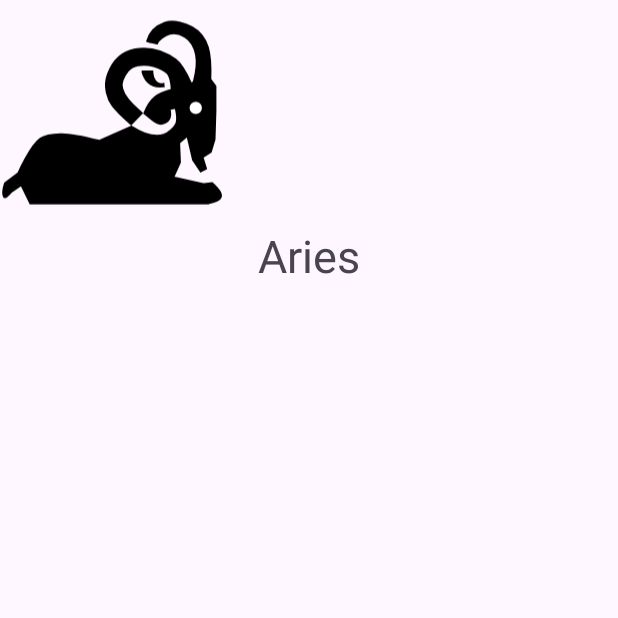
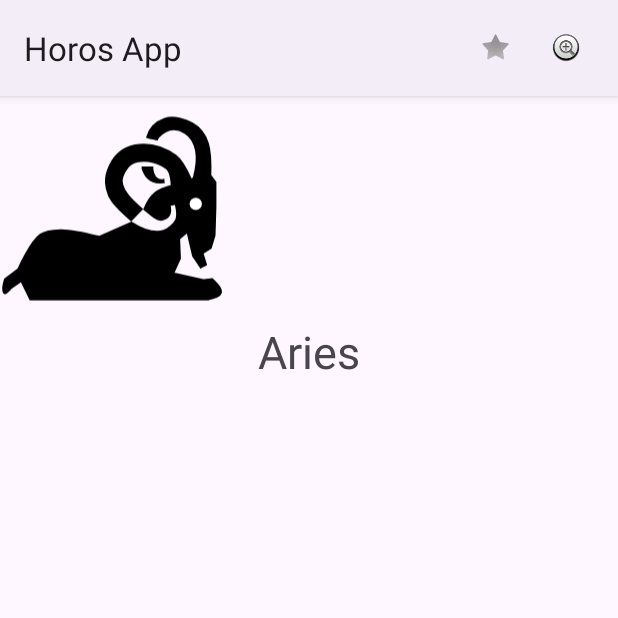
Before and after one commit to AbreuMajanoRoger/clasemartes, an Android app: the screen it shows after launch (DetailActivity), after a tap on "Aries", on a phone screen of 412 x 824 dp, the top half of it. Run offline under Robolectric (Android 15) with nearby library versions, the phone set to English and light mode, and no system bars.

Commit message:
proyecto funcional 13:57 bug arreglados, agregando funciones para agregar en favorito los horoscopos

```diff
--- a/app/src/main/AndroidManifest.xml
+++ b/app/src/main/AndroidManifest.xml
@@ -13,10 +13,10 @@
         android:theme="@style/Theme.HorosClase"
         tools:targetApi="31">
         <activity
-            android:name=".DetailActivity"
+            android:name=".activities.DetailActivity"
             android:exported="false" />
         <activity
-            android:name=".MainActivity"
+            android:name=".activities.MainActivity"
             android:exported="true">
             <intent-filter>
                 <action android:name="android.intent.action.MAIN" />
--- a/app/src/main/java/com/example/horosclase/DetailActivity.kt
+++ /dev/null
@@ -1,45 +0,0 @@
-package com.example.horosclase
-
-import androidx.appcompat.app.AppCompatActivity
-import android.os.Bundle
-import android.widget.TextView
-import android.widget.ImageView
-import androidx.recyclerview.widget.RecyclerView
-import androidx.recyclerview.widget.RecyclerView.ViewHolder
-
-class DetailActivity : AppCompatActivity() {
-
-    companion object{
-
-        const val EXTRA_HOROSCOPE_ID = "HOROSCOPE_ID"
-
-    }
-
-    lateinit var horoscope: horoscopoclass
-
-    override fun onCreate(savedInstanceState: Bundle?) {
-        super.onCreate(savedInstanceState)
-        setContentView(R.layout.activity_detail)
-
-
-        val id= intent.getStringExtra(EXTRA_HOROSCOPE_ID)
-
-        horoscope = horoscopoProvider.findById(id!!)!!
-        findViewById<TextView>(R.id.textView).setText(horoscope.name)
-        findViewById<ImageView>(R.id.imageView).setImageResource(horoscope.photo)
-
-
-
-
-
-
-
-
-
-        }
-
-
-
-
-
-    }
--- a/app/src/main/java/com/example/horosclase/MainActivity.kt
+++ /dev/null
@@ -1,47 +0,0 @@
-package com.example.horosclase
-
-import android.content.Intent
-import androidx.appcompat.app.AppCompatActivity
-import android.os.Bundle
-import androidx.cardview.widget.CardView
-import androidx.recyclerview.widget.LinearLayoutManager
-import androidx.recyclerview.widget.RecyclerView
-import com.example.horosclase.adapter.horosAdapter
-
-
-
-class MainActivity : AppCompatActivity() {
-
-   lateinit var horosList: List<horoscopoclass>
-
-    lateinit var recyclerView: RecyclerView
-
-    override fun onCreate(savedInstanceState: Bundle?) {
-        super.onCreate(savedInstanceState)
-        setContentView(R.layout.activity_main)
-
-        horosList = horoscopoProvider.findAll()
-        recyclerView = findViewById(R.id.horoscopoL)
-
-
-        val adapter = horosAdapter(horosList){
-            position->navigateToDetail(horosList[position])
-        }
-
-        recyclerView.adapter = adapter
-        recyclerView.layoutManager =LinearLayoutManager(this)
-
-    }
-
-    fun navigateToDetail(horoscope:horoscopoclass){
-        val intent: Intent = Intent(this,DetailActivity::class.java)
-        intent.putExtra(DetailActivity.EXTRA_HOROSCOPE_ID,horoscope.id)
-        startActivity(intent)
-
-
-    }
-
-
-
-
-}
--- /dev/null
+++ b/app/src/main/java/com/example/horosclase/activities/DetailActivity.kt
@@ -0,0 +1,68 @@
+package com.example.horosclase.activities
+
+import androidx.appcompat.app.AppCompatActivity
+import android.os.Bundle
+import android.util.Log
+import android.widget.TextView
+import android.widget.ImageView
+import android.view.Menu
+import android.view.MenuItem
+import com.example.horosclase.R
+import com.example.horosclase.data.horoscopoProvider
+import com.example.horosclase.data.horoscopoclass
+import com.example.horosclase.utils.SessionManager
+
+class DetailActivity : AppCompatActivity() {
+
+    companion object{
+
+        const val EXTRA_HOROSCOPE_ID = "HOROSCOPE_ID"
+
+    }
+
+
+  lateinit var horoscope: horoscopoclass
+    var isFavorite = false
+
+    lateinit var imgageView: ImageView
+    lateinit var textView: TextView
+
+    lateinit var favoriteMenuItem: MenuItem
+
+    lateinit var session: SessionManager
+
+    override fun onCreate(savedInstanceState: Bundle?) {
+        super.onCreate(savedInstanceState)
+        setContentView(R.layout.activity_detail)
+
+        session = SessionManager(this)
+
+
+        val id= intent.getStringExtra(EXTRA_HOROSCOPE_ID)
+
+        horoscope = horoscopoProvider.findById(id!!)!!
+        findViewById<TextView>(R.id.textView).setText(horoscope.name)
+        findViewById<ImageView>(R.id.imageView).setImageResource(horoscope.photo)
+
+
+
+        }
+    override fun onCreateOptionsMenu(menu: Menu): Boolean {
+        menuInflater.inflate(R.menu.horoscope_menu, menu)
+        return true
+    }
+
+    override fun onOptionsItemSelected(item: MenuItem ): Boolean {
+        return when (item.itemId) {
+            R.id.menu_favorite -> {
+                Log.i("MENU", "He hecho click en el menu de favorito")
+                true
+            }
+            R.id.menu_share -> {
+                Log.i("MENU", "He hecho click en el menu de compartir")
+                true
+            }
+            else -> super.onOptionsItemSelected(item)
+             }
+        }
+    }
--- /dev/null
+++ b/app/src/main/java/com/example/horosclase/activities/MainActivity.kt
@@ -0,0 +1,78 @@
+package com.example.horosclase.activities
+
+import android.content.Intent
+import android.os.Bundle
+import androidx.appcompat.app.AppCompatActivity
+import android.view.Menu
+import androidx.recyclerview.widget.LinearLayoutManager
+import androidx.recyclerview.widget.RecyclerView
+import com.example.horosclase.adapter.horosAdapter
+import androidx.appcompat.widget.SearchView
+import com.example.horosclase.R
+import com.example.horosclase.data.horoscopoProvider
+import com.example.horosclase.data.horoscopoclass
+
+
+class MainActivity : AppCompatActivity() {
+
+    lateinit var adapter: horosAdapter
+    lateinit var horosList: List<horoscopoclass>
+    lateinit var recyclerView: RecyclerView
+
+    override fun onCreate(savedInstanceState: Bundle?) {
+        super.onCreate(savedInstanceState)
+        setContentView(R.layout.activity_main)
+
+        horosList = horoscopoProvider.findAll()
+        recyclerView = findViewById(R.id.horoscopoL)
+
+
+        adapter = horosAdapter(horosList){
+                position->navigateToDetail(horosList[position])
+        }
+
+        recyclerView.adapter = adapter
+        recyclerView.layoutManager =LinearLayoutManager(this)
+
+    }
+
+    override fun onCreateOptionsMenu(menu: Menu): Boolean {
+        menuInflater.inflate(R.menu.main_menu, menu)
+
+    val searchViewItem = menu.findItem(R.id.menu_search)
+    val searchView = searchViewItem.actionView as SearchView
+
+        searchView.setOnQueryTextListener(object : SearchView.OnQueryTextListener {
+            override fun onQueryTextSubmit(query: String?): Boolean {
+                return false
+            }
+
+            override fun onQueryTextChange(newText: String?): Boolean {
+                if (newText != null) {
+                    horosList = horoscopoProvider.findAll().filter { getString(it.name).contains(newText, true) ||
+                                getString(it.description).contains(newText, true)
+
+
+                }
+                    adapter.updateData(horosList, newText)
+                }
+                return true
+            }
+        })
+
+        return true
+    }
+
+
+    // today 17 jun: 9:40 fin
+
+    fun navigateToDetail(horoscope: horoscopoclass){
+        val intent: Intent = Intent(this, DetailActivity::class.java)
+        intent.putExtra(DetailActivity.EXTRA_HOROSCOPE_ID,horoscope.id)
+        startActivity(intent)
+
+
+    }
+
+
+}
--- a/app/src/main/java/com/example/horosclase/adapter/horosAdapter.kt
+++ b/app/src/main/java/com/example/horosclase/adapter/horosAdapter.kt
@@ -1,29 +1,90 @@
 package com.example.horosclase.adapter
+
+import android.graphics.Color
+import android.text.SpannableString
+import android.text.style.BackgroundColorSpan
 import android.view.LayoutInflater
+import android.view.View
 import android.view.ViewGroup
+import android.widget.ImageView
+import android.widget.TextView
 import androidx.recyclerview.widget.RecyclerView
 import com.example.horosclase.R
-import com.example.horosclase.horoscopoclass
+import com.example.horosclase.data.horoscopoclass
 
 
-class horosAdapter( private val horosList:List<horoscopoclass> , private val onItemClickListener:(Int)->Unit):RecyclerView.Adapter<horosViewHolder>() {
+class horosAdapter(private var dataSet:List<horoscopoclass>, private val onItemClickListener:(Int)->Unit):RecyclerView.Adapter<horosViewHolder>() {
+
+
+    private var highlightText: String? = null
+
+
     override fun onCreateViewHolder(parent: ViewGroup, viewType: Int): horosViewHolder {
         val view = LayoutInflater.from(parent.context)
             .inflate(R.layout.item_horoscopo, parent, false)
+
         return horosViewHolder(view)
     }
 
+    override fun getItemCount(): Int = dataSet.size
 
 
 
-    override fun getItemCount(): Int = horosList.size
-
-
-    override fun onBindViewHolder(holder: horosViewHolder, position: Int) {
-        holder.render(horosList[position])
+    override fun onBindViewHolder(holder:horosViewHolder, position: Int) {
+        val horoscope = dataSet[position]
+        holder.render(horoscope)
+        if (highlightText != null) {
+            holder.highlight(highlightText!!)
+        }
         holder.itemView.setOnClickListener {
             onItemClickListener(position)
         }
 
+        }
+
+        fun updateData (newDataSet: List<horoscopoclass>, nothing: Nothing?) {
+            updateData(newDataSet, null)
+        }
+
+        fun updateData(newDataSet: List<horoscopoclass>, highlight: String?) {
+            this.highlightText  = highlight
+            dataSet = newDataSet
+            notifyDataSetChanged()
+             }
+
+        }
+
+class horosViewHolder(view: View) : RecyclerView.ViewHolder(view) {
+    private val horosName: TextView
+    private val descTextView: TextView
+    private val imgHoroscopo: ImageView
+
+    init {
+        horosName = view.findViewById(R.id.horosName)
+        descTextView = view.findViewById(R.id.descTextView)
+        imgHoroscopo = view.findViewById(R.id.imgHoroscopo)
+    }
+
+    fun render(horoscope: horoscopoclass) {
+        horosName.setText(horoscope.name)
+        descTextView.setText(horoscope.description)
+        imgHoroscopo.setImageResource(horoscope.photo)
+    }
+    fun highlight(text: String) {
+        try {
+            val highlighted = horosName.text.toString().highlight(text)
+            horosName.text = highlighted
+        } catch (e: Exception) { }
+        try {
+            val highlighted = descTextView.text.toString().highlight(text)
+            descTextView.text = highlighted
+        } catch (e: Exception) { }
     }
 }
+
+fun String.highlight(text: String) : SpannableString {
+    val str = SpannableString(this)
+    val startIndex = str.indexOf(text, 0, true)
+    str.setSpan(BackgroundColorSpan(Color.CYAN), startIndex, startIndex + text.length, 0)
+    return str
+}
--- a/app/src/main/java/com/example/horosclase/adapter/horosViewHolder.kt
+++ /dev/null
@@ -1,23 +0,0 @@
-package com.example.horosclase.adapter
-import android.util.Log
-import android.view.View
-import android.widget.ImageView
-import androidx.recyclerview.widget.RecyclerView
-import com.example.horosclase.horoscopoclass
-import  android.widget.TextView
-import com.example.horosclase.R
-
-class horosViewHolder(view:View):RecyclerView.ViewHolder(view){
-
-    val descTextView = view.findViewById<TextView>(R.id.descTextView)
-    val horosCopo = view.findViewById<TextView>(R.id.horosName)
-    val imgHoroscopo = view.findViewById<ImageView>(R.id.imgHoroscopo)
-
-    fun  render(horoscopoclass:horoscopoclass){
-        horosCopo.setText(horoscopoclass.name)
-        imgHoroscopo.setImageResource(horoscopoclass.photo)
-        descTextView.setText(horoscopoclass.description)
-
-        Log.i("Horos","Render")
-    }
-}
--- /dev/null
+++ b/app/src/main/java/com/example/horosclase/data/HoroscopoProvider.kt
@@ -0,0 +1,82 @@
+package com.example.horosclase.data
+
+import com.example.horosclase.R
+
+class horoscopoProvider {
+
+
+    companion object {
+        private val horosList: List<horoscopoclass> = listOf(
+            horoscopoclass("aries",
+                R.string.horoscope_name_aries,
+                R.string.horoscope_date_aries,
+                R.drawable.aries_s,
+                R.color.purple_500, "fuego"),
+            horoscopoclass("tauro",
+                R.string.horoscope_name_taurus,
+                R.string.horoscope_date_taurus,
+                R.drawable.tauro_s,
+                R.color.purple_500,"tierra"),
+            horoscopoclass("geminis",
+                R.string.horoscope_name_gemini,
+                R.string.horoscope_date_gemini,
+                R.drawable.geminis_s,
+                R.color.purple_500,"aire"),
+            horoscopoclass("cancer",
+                R.string.horoscope_name_cancer,
+                R.string.horoscope_date_cancer,
+                R.drawable.cancer_s,
+                R.color.verdeChillon,"agua"),
+            horoscopoclass("leo",
+                R.string.horoscope_name_leo,
+                R.string.horoscope_date_leo,
+                R.drawable.leo_s,
+                R.color.claro,"fuego"),
+            horoscopoclass("virgo",
+                R.string.horoscope_name_virgo,
+                R.string.horoscope_date_virgo,
+                R.drawable.virgo_s,
+                R.color.olivo,"tierra"),
+            horoscopoclass("libra",
+                R.string.horoscope_name_libra,
+                R.string.horoscope_date_libra,
+                R.drawable.libra_s,
+                R.color.tierra,"aire"),
+            horoscopoclass("escorpio",
+                R.string.horoscope_name_scorpio,
+                R.string.horoscope_date_scorpio,
+                R.drawable.escorpio_s,
+                R.color.tierraDos,"agua"),
+            horoscopoclass("sagitario",
+                R.string.horoscope_name_sagittarius,
+                R.string.horoscope_date_sagittarius,
+                R.drawable.sagitario_s,
+                R.color.claro,"fuego"),
+            horoscopoclass("capricornio",
+                R.string.horoscope_name_capricorn,
+                R.string.horoscope_date_capricorn,
+                R.drawable.capricornio_s,
+                R.color.tierraDos,"tierra"),
+            horoscopoclass("acuario",
+                R.string.horoscope_name_aquarius,
+                R.string.horoscope_date_aquarius,
+                R.drawable.acuario_s,
+                R.color.olivo,"aire"),
+            horoscopoclass("piscis",
+                R.string.horoscope_name_pisces,
+                R.string.horoscope_date_pisces,
+                R.drawable.piscis_s,
+                R.color.verdeChillon,"agua"),
+        )
+
+
+        fun findAll() : List<horoscopoclass>{
+            return horosList
+        }
+        fun     findById(id: String) : horoscopoclass?{
+            return horosList.find {it.id==id}
+        }
+
+
+    }
+}
--- a/app/src/main/java/com/example/horosclase/horoscopoclass.kt
+++ b/app/src/main/java/com/example/horosclase/data/Horoscopoclass.kt
@@ -1,4 +1,4 @@
-package com.example.horosclase
+package com.example.horosclase.data
 
 // Cambiar el val name:String a tipo Int
 class horoscopoclass(val  id:String , val name:Int, val description:Int,val photo: Int, val color: Int, val elemento:String) {
--- a/app/src/main/java/com/example/horosclase/horoscopoProvider.kt
+++ /dev/null
@@ -1,32 +0,0 @@
-package com.example.horosclase
-
-class horoscopoProvider {
-
-
-    companion object {
-        private val horosList: List<horoscopoclass> = listOf(
-            horoscopoclass("aries", R.string.horoscope_name_aries, R.string.horoscope_date_aries,R.drawable.aries_s, R.color.purple_500, "fuego"),
-            horoscopoclass("tauro", R.string.horoscope_name_taurus,R.string.horoscope_date_taurus,R.drawable.tauro_s, R.color.purple_500,"tierra"),
-            horoscopoclass("geminis", R.string.horoscope_name_gemini,R.string.horoscope_date_gemini,R.drawable.geminis_s,R.color.purple_500,"aire"),
-            horoscopoclass("cancer", R.string.horoscope_name_cancer,R.string.horoscope_date_cancer ,R.drawable.cancer_s,R.color.verdeChillon,"agua"),
-            horoscopoclass("leo", R.string.horoscope_name_leo,R.string.horoscope_date_leo ,R.drawable.leo_s,R.color.claro,"fuego"),
-            horoscopoclass("virgo", R.string.horoscope_name_virgo,R.string.horoscope_date_virgo,R.drawable.virgo_s,R.color.olivo,"tierra"),
-            horoscopoclass("libra", R.string.horoscope_name_libra,R.string.horoscope_date_libra ,R.drawable.libra_s,R.color.tierra,"aire"),
-            horoscopoclass("escorpio",R.string.horoscope_name_scorpio,R.string.horoscope_date_scorpio ,R.drawable.escorpio_s,R.color.tierraDos,"agua"),
-            horoscopoclass("sagitario", R.string.horoscope_name_sagittarius,R.string.horoscope_date_sagittarius ,R.drawable.sagitario_s,R.color.claro,"fuego"),
-            horoscopoclass("capricornio", R.string.horoscope_name_capricorn,R.string.horoscope_date_capricorn ,R.drawable.capricornio_s,R.color.tierraDos,"tierra"),
-            horoscopoclass("acuario", R.string.horoscope_name_aquarius,R.string.horoscope_date_aquarius ,R.drawable.acuario_s,R.color.olivo,"aire"),
-            horoscopoclass("piscis", R.string.horoscope_name_pisces,R.string.horoscope_date_pisces ,R.drawable.piscis_s,R.color.verdeChillon,"agua"),
-        )
-
-
-        fun findAll() : List<horoscopoclass>{
-            return horosList
-        }
-        fun     findById(id: String) : horoscopoclass?{
-            return horosList.find {it.id==id}
-        }
-
-
-    }
-}
--- /dev/null
+++ b/app/src/main/java/com/example/horosclase/utils/SessionManager.kt
@@ -0,0 +1,28 @@
+package com.example.horosclase.utils
+
+import android.content.Context
+import android.content.SharedPreferences
+
+
+class SessionManager (context: Context)  {
+    companion object {
+        const val FAVORITE_HOROSCOPE = "FAVORITE_HOROSCOPE"
+    }
+
+    private val sharedPref: SharedPreferences
+
+    init {
+        sharedPref = context.getSharedPreferences("horoscope_session", Context.MODE_PRIVATE)
+    }
+
+    fun setFavoriteHoroscope(id: String) {
+        val editor = sharedPref.edit()
+        editor.putString(FAVORITE_HOROSCOPE, id)
+        editor.apply()
+    }
+
+    fun getFavoriteHoroscope() : String? {
+        return sharedPref.getString(FAVORITE_HOROSCOPE, null)
+    }
+
+}
--- /dev/null
+++ b/app/src/main/java/com/example/horosclase/utils/StringExtensions.kt
@@ -0,0 +1,13 @@
+package com.example.horosclase.utils
+import android.graphics.Color
+import android.text.SpannableString
+import android.text.style.BackgroundColorSpan
+
+
+    fun String.highlight(text: String): SpannableString {
+        val str = SpannableString(this)
+        val startIndex = str.indexOf(text, 0, true)
+        str.setSpan(BackgroundColorSpan(Color.CYAN), startIndex, startIndex + text.length, 0)
+        return str
+
+    }
--- a/app/src/main/res/layout/activity_detail.xml
+++ b/app/src/main/res/layout/activity_detail.xml
@@ -5,7 +5,7 @@
     android:layout_width="match_parent"
     android:layout_height="match_parent"
     android:orientation="vertical"
-    tools:context=".DetailActivity">
+    tools:context=".activities.DetailActivity">
 
 
 
@@ -21,7 +21,7 @@
         android:id="@+id/textView"
         android:layout_width="match_parent"
         android:layout_height="match_parent"
-        android:text="Hola"
+        android:text=""
         android:textSize="30sp"
         android:textAlignment="center"/>
 
--- a/app/src/main/res/layout/activity_main.xml
+++ b/app/src/main/res/layout/activity_main.xml
@@ -5,7 +5,7 @@
     android:layout_width="match_parent"
     android:layout_height="match_parent"
     android:orientation="vertical"
-    tools:context=".MainActivity">
+    tools:context=".activities.MainActivity">
 
     <androidx.recyclerview.widget.RecyclerView
         android:id="@+id/horoscopoL"
--- /dev/null
+++ b/app/src/main/res/menu/horoscope_menu.xml
@@ -0,0 +1,16 @@
+<?xml version="1.0" encoding="utf-8"?>
+<menu xmlns:android="http://schemas.android.com/apk/res/android"
+    xmlns:app="http://schemas.android.com/apk/res-auto">
+
+    <item
+        android:id="@+id/menu_favorite"
+        android:title="menu"
+        android:icon="@android:drawable/star_off"
+        app:showAsAction="always"/>
+    <item
+        android:id="@+id/menu_share"
+        android:title="Buscador"
+        android:icon="@android:drawable/btn_plus"
+        app:showAsAction="always"/>
+
+</menu>
--- /dev/null
+++ b/app/src/main/res/menu/main_menu.xml
@@ -0,0 +1,12 @@
+<?xml version="1.0" encoding="utf-8"?>
+<menu xmlns:android="http://schemas.android.com/apk/res/android"
+    xmlns:app="http://schemas.android.com/apk/res-auto">
+
+    <item
+        android:id="@+id/menu_search"
+        android:title="Menu"
+        android:icon="@android:drawable/ic_menu_search"
+        app:actionViewClass="androidx.appcompat.widget.SearchView"
+        app:showAsAction="collapseActionView|always"/>
+
+</menu>
--- a/app/src/main/res/values-night/themes.xml
+++ b/app/src/main/res/values-night/themes.xml
@@ -1,6 +1,6 @@
 <resources xmlns:tools="http://schemas.android.com/tools">
     <!-- Base application theme. -->
-    <style name="Base.Theme.HorosClase" parent="Theme.Material3.DayNight.NoActionBar">
+    <style name="Base.Theme.HorosClase" parent="Theme.Material3.DayNight">
         <!-- Customize your dark theme here. -->
         <!-- <item name="colorPrimary">@color/my_dark_primary</item> -->
     </style>
--- a/app/src/main/res/values/strings.xml
+++ b/app/src/main/res/values/strings.xml
@@ -1,5 +1,5 @@
 <resources>
-    <string name="app_name">HorosClase</string>
+    <string name="app_name">Horos App</string>
 
     <string name="horoscope_name_aries">Aries</string>
     <string name="horoscope_name_taurus">Taurus</string>
--- a/app/src/main/res/values/themes.xml
+++ b/app/src/main/res/values/themes.xml
@@ -1,6 +1,6 @@
 <resources xmlns:tools="http://schemas.android.com/tools">
     <!-- Base application theme. -->
-    <style name="Base.Theme.HorosClase" parent="Theme.Material3.DayNight.NoActionBar">
+    <style name="Base.Theme.HorosClase" parent="Theme.Material3.DayNight">
         <!-- Customize your light theme here. -->
         <!-- <item name="colorPrimary">@color/my_light_primary</item> -->
     </style>
```
